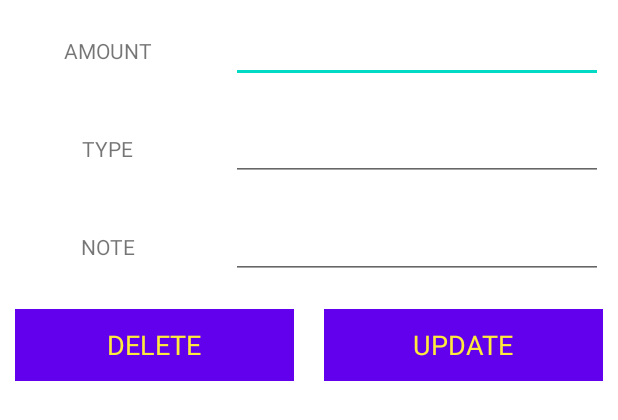
After one commit to Rasel-Mahmud-61/Expense-manager-app, an Android app: the layout update_data_item.xml on its own in the app's theme, with its tools: preview values and no code run, on a phone screen of 412 x 824 dp. The commit adds this screen. Shown: the top 420 px of the screen. Run offline under Robolectric (Android 15) with nearby library versions, the phone set to English and light mode, and no system bars.

Commit message:
update alert dialog

```diff
--- a/app/src/main/java/com/example/expensemanagerapp/ExpenseFragment.java
+++ b/app/src/main/java/com/example/expensemanagerapp/ExpenseFragment.java
@@ -79,8 +79,8 @@ public class ExpenseFragment extends Fragment {
         recyclerView =myview.findViewById(R.id.recycler_id_expense);
 
         RecyclerView.LayoutManager layoutManager =new LinearLayoutManager(getActivity());
-                layoutManager.setStackFromEnd(true);
-                layoutManager.setReverseLayout(true);
+                ((LinearLayoutManager) layoutManager).setStackFromEnd(true);
+                ((LinearLayoutManager) layoutManager).setReverseLayout(true);
                 recyclerView.setHasFixedSize(true);
                 recyclerView.setLayoutManager(layoutManager);
                 mExpenseDatabase.addValueEventListener(new ValueEventListener() {
--- a/app/src/main/java/com/example/expensemanagerapp/IncomeFragment.java
+++ b/app/src/main/java/com/example/expensemanagerapp/IncomeFragment.java
@@ -1,5 +1,6 @@
 package com.example.expensemanagerapp;
 
+import android.app.AlertDialog;
 import android.os.Bundle;
 
 import androidx.annotation.NonNull;
@@ -11,6 +12,8 @@ import android.view.LayoutInflater;
 import android.view.PixelCopy;
 import android.view.View;
 import android.view.ViewGroup;
+import android.widget.Button;
+import android.widget.EditText;
 import android.widget.TextView;
 
 import com.example.expensemanagerapp.Model.Data;
@@ -47,6 +50,15 @@ public class IncomeFragment<FirebaseRecyclerOptions> extends Fragment {
     private RecyclerView recyclerView ;
     //text view
     private  TextView incometotalSum;
+
+    // update edit text
+    private EditText edtAmmount;
+    private EditText edtType;
+    private EditText edtNote;
+    // button for update and delete
+    private Button btnUpdate;
+    private  Button btnDelete;
+
     public IncomeFragment() {
         // Required empty public constructor
     }
@@ -135,6 +147,12 @@ recyclerView=myview.findViewById(R.id.recycler_id_income);
                 holder.setType(model.getType());
                 holder.setNote(model.getNote());
                 holder.setDate(model.getDate());
+                holder.mView.setOnClickListener(new View.OnClickListener() {
+                    @Override
+                    public void onClick(View v) {
+                        updateDataItem();
+                    }
+                });
             }
         };
         recyclerView.setAdapter(adapter);
@@ -166,5 +184,30 @@ recyclerView=myview.findViewById(R.id.recycler_id_income);
 
         }
     }
+    private  void updateDataItem(){
+        AlertDialog.Builder mydialog =new AlertDialog.Builder(getActivity());
+        LayoutInflater inflater =LayoutInflater.from(getActivity());
+        View myview =inflater.inflate(R.layout.update_data_item,null);
+        mydialog.setView(myview);
+        edtAmmount=myview.findViewById(R.id.amount_edt);
+        edtType=myview.findViewById(R.id.type_edt);
+        edtNote=myview.findViewById(R.id.note_edt);
+        btnUpdate =myview.findViewById(R.id.btn_upd_Update);
+        btnDelete=myview.findViewById(R.id.btnuPD_Delete);
+        AlertDialog dialog =mydialog.create();
+        btnUpdate.setOnClickListener(new View.OnClickListener() {
+            @Override
+            public void onClick(View v) {
+
+            }
+        });
+        btnDelete.setOnClickListener(new View.OnClickListener() {
+            @Override
+            public void onClick(View v) {
+                dialog.dismiss();
+            }
+        });
+        dialog.show();
+    }
 
 }
--- /dev/null
+++ b/app/src/main/res/layout/update_data_item.xml
@@ -0,0 +1,170 @@
+<?xml version="1.0" encoding="utf-8"?>
+<LinearLayout
+    xmlns:android="http://schemas.android.com/apk/res/android"
+    android:layout_width="match_parent"
+    android:orientation="vertical"
+
+    android:layout_height="match_parent">
+    <ScrollView
+        android:layout_width="match_parent"
+        android:layout_height="wrap_content">
+
+        <LinearLayout
+            android:layout_width="match_parent"
+            android:orientation="vertical"
+            android:layout_height="wrap_content">
+
+            <LinearLayout
+                android:layout_width="match_parent"
+                android:orientation="horizontal"
+                android:layout_height="wrap_content">
+                <RelativeLayout
+                    android:layout_width="0dp"
+                    android:layout_weight="1"
+                    android:layout_margin="10dp"
+                    android:gravity="center"
+
+                    android:layout_height="wrap_content">
+                    <TextView
+                        android:layout_width="wrap_content"
+                        android:layout_height="wrap_content"
+                        android:text="AMOUNT"/>
+
+
+                </RelativeLayout>
+                <RelativeLayout
+                    android:layout_width="0dp"
+                    android:layout_weight="2"
+                    android:layout_margin="10dp"
+                    android:layout_height="wrap_content">
+                    <EditText
+                        android:layout_width="match_parent"
+                        android:layout_height="wrap_content"
+                        android:id="@+id/amount_edt"/>
+
+
+
+                </RelativeLayout>
+            </LinearLayout>
+
+            <LinearLayout
+                android:layout_width="match_parent"
+                android:orientation="horizontal"
+                android:layout_height="wrap_content">
+                <RelativeLayout
+                    android:layout_width="0dp"
+                    android:layout_weight="1"
+                    android:layout_margin="10dp"
+                    android:gravity="center"
+
+                    android:layout_height="wrap_content">
+                    <TextView
+                        android:layout_width="wrap_content"
+                        android:layout_height="wrap_content"
+                        android:text="TYPE"/>
+
+
+                </RelativeLayout>
+                <RelativeLayout
+                    android:layout_width="0dp"
+                    android:layout_weight="2"
+                    android:layout_margin="10dp"
+                    android:layout_height="wrap_content">
+                    <EditText
+                        android:layout_width="match_parent"
+                        android:layout_height="wrap_content"
+                        android:id="@+id/type_edt"/>
+
+
+
+                </RelativeLayout>
+            </LinearLayout>
+
+            <LinearLayout
+                android:layout_width="match_parent"
+                android:orientation="horizontal"
+                android:layout_height="wrap_content">
+                <RelativeLayout
+                    android:layout_width="0dp"
+                    android:layout_weight="1"
+                    android:layout_margin="10dp"
+                    android:gravity="center"
+
+                    android:layout_height="wrap_content">
+                    <TextView
+                        android:layout_width="wrap_content"
+                        android:layout_height="wrap_content"
+                        android:text="NOTE"/>
+
+
+                </RelativeLayout>
+                <RelativeLayout
+                    android:layout_width="0dp"
+                    android:layout_weight="2"
+                    android:layout_margin="10dp"
+                    android:layout_height="wrap_content">
+                    <EditText
+                        android:layout_width="match_parent"
+                        android:layout_height="wrap_content"
+                        android:id="@+id/note_edt"/>
+
+
+
+                </RelativeLayout>
+            </LinearLayout>
+
+            <LinearLayout
+                android:layout_width="match_parent"
+                android:orientation="horizontal"
+                android:layout_height="wrap_content">
+                <RelativeLayout
+                    android:layout_width="0dp"
+                    android:layout_weight="1"
+                    android:layout_margin="10dp"
+                    android:gravity="center"
+
+                    android:layout_height="wrap_content">
+                    <Button
+                        android:layout_width="match_parent"
+                        android:layout_height="wrap_content"
+                        android:text="DELETE"
+                        android:textColor="@color/white"
+                        android:background="@color/nav_header"
+                        android:id="@+id/btnuPD_Delete"
+                        android:textAppearance="?android:textAppearanceMedium"
+
+
+
+                        />
+
+
+                </RelativeLayout>
+                <RelativeLayout
+                    android:layout_width="0dp"
+                    android:layout_weight="1"
+                    android:layout_margin="10dp"
+                    android:gravity="center"
+
+                    android:layout_height="wrap_content">
+                    <Button
+                        android:layout_width="match_parent"
+                        android:layout_height="wrap_content"
+                        android:text="UPDATE"
+                        android:textColor="@color/white"
+                        android:background="@color/nav_header"
+                        android:id="@+id/btn_upd_Update"
+                        android:textAppearance="?android:textAppearanceMedium"
+
+
+
+                        />
+
+
+                </RelativeLayout>
+            </LinearLayout>
+
+        </LinearLayout>
+
+    </ScrollView>
+
+</LinearLayout>
```
